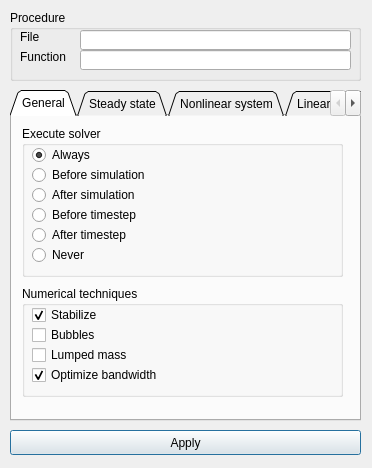
tehnick/elmerfem, file misc/Mesh3D/forms/solverparameters.ui: the form before one commit.
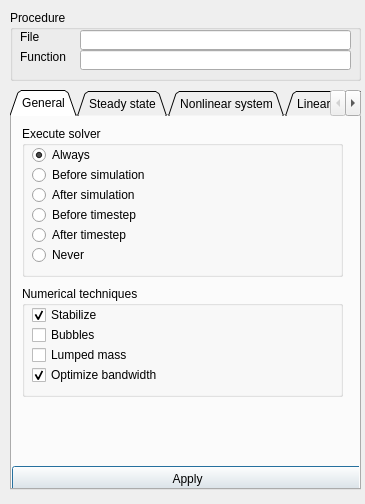
The form after the commit. Icons and pictures are not drawn.

Commit message: Mesh3D: add some Eigen system options (could be added to a separate tab instead...).

```diff
--- a/misc/Mesh3D/forms/solverparameters.ui
+++ b/misc/Mesh3D/forms/solverparameters.ui
@@ -5,8 +5,8 @@
    <rect>
     <x>0</x>
     <y>0</y>
-    <width>372</width>
-    <height>468</height>
+    <width>365</width>
+    <height>504</height>
    </rect>
   </property>
   <property name="windowTitle" >
@@ -77,7 +77,7 @@
      <x>10</x>
      <y>90</y>
      <width>351</width>
-     <height>331</height>
+     <height>400</height>
     </rect>
    </property>
    <property name="tabShape" >
@@ -258,6 +258,22 @@
       </property>
      </widget>
     </widget>
+    <widget class="QPushButton" name="applyButton" >
+     <property name="geometry" >
+      <rect>
+       <x>0</x>
+       <y>350</y>
+       <width>351</width>
+       <height>25</height>
+      </rect>
+     </property>
+     <property name="text" >
+      <string>Apply</string>
+     </property>
+     <property name="icon" >
+      <iconset resource="../Mesh3D.qrc" >:/icons/dialog-ok-apply.png</iconset>
+     </property>
+    </widget>
    </widget>
    <widget class="QWidget" name="steadyStateTab" >
     <attribute name="title" >
@@ -1282,22 +1298,6 @@
     </widget>
    </widget>
   </widget>
-  <widget class="QPushButton" name="applyButton" >
-   <property name="geometry" >
-    <rect>
-     <x>10</x>
-     <y>430</y>
-     <width>351</width>
-     <height>25</height>
-    </rect>
-   </property>
-   <property name="text" >
-    <string>Apply</string>
-   </property>
-   <property name="icon" >
-    <iconset resource="../Mesh3D.qrc" >:/icons/dialog-ok-apply.png</iconset>
-   </property>
-  </widget>
  </widget>
  <resources>
   <include location="../Mesh3D.qrc" />
```
The commit also changes 1 other file.
